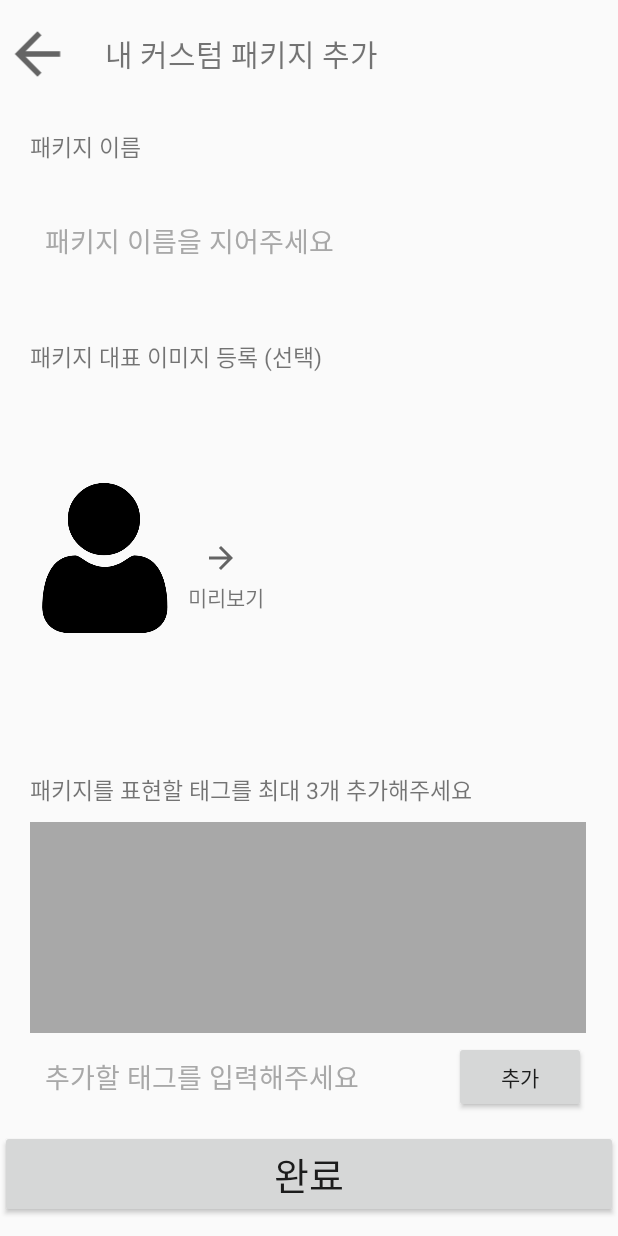
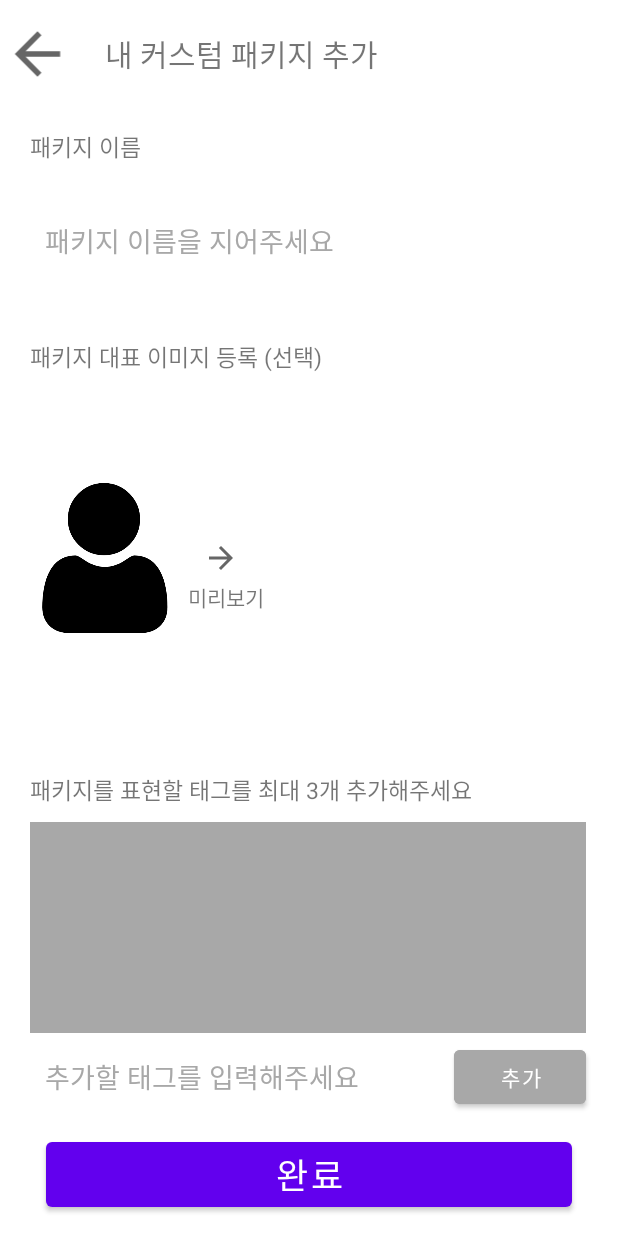
Before and after one commit to https-github-com-inma06/EnglishWordApp, an Android app: the AddNewCustomPackageActivity screen opened directly, with no data from a screen before it, on a phone screen of 412 x 824 dp. Run offline under Robolectric (Android 15) with nearby library versions, the phone set to English and light mode, and no system bars; our stand-ins replace data binding.

Commit message:
새 커스텀 패키지 추가시  검색 될  태그  입력 부분 구현

```diff
--- a/wordsRPG/app/src/main/res/layout/activity_add_new_custom_package.xml
+++ b/wordsRPG/app/src/main/res/layout/activity_add_new_custom_package.xml
@@ -161,7 +161,7 @@
         android:layout_height="wrap_content"
         android:layout_marginStart="20dp"
         android:layout_marginTop="20dp"
-        android:text="패키지를 표현할 태그를 최대 3개 추가해주세요  "
+        android:text="@string/str_add_new_tag_title"
         android:textSize="15sp"
         app:layout_constraintEnd_toEndOf="parent"
         app:layout_constraintHorizontal_bias="0"
@@ -214,6 +214,7 @@
         android:background="@null"
         android:backgroundTint="@color/colorBlack"
         android:ems="10"
+        android:maxLength="10"
         android:hint="@string/str_add_new_tag_hint"
         android:textColorHint="@color/colorGray"
         android:inputType="text"
@@ -230,6 +231,8 @@
         android:id="@+id/btn_add_tag"
         android:layout_width="wrap_content"
         android:layout_height="wrap_content"
+        android:backgroundTint="@color/colorGray"
+        android:onClick="@{thisActivity::addTag}"
         app:layout_constraintHorizontal_bias="1"
         app:layout_constraintEnd_toEndOf="@id/edit_tv_add_new_tag"
         app:layout_constraintTop_toTopOf="@id/edit_tv_add_new_tag"
@@ -245,8 +248,11 @@
         android:layout_width="0dp"
         android:layout_height="wrap_content"
         android:text="@string/str_complete"
-        android:textSize="25sp"
+        android:textSize="23sp"
+        android:textColor="@color/colorWhite"
         android:onClick="@{thisActivity::completeAddNewCustomPackage}"
+        app:layout_constraintWidth_default="percent"
+        app:layout_constraintWidth_percent="0.85"
         app:layout_constraintTop_toBottomOf="@id/guideline3"
         app:layout_constraintBottom_toBottomOf="parent"
         app:layout_constraintEnd_toEndOf="parent"
--- a/wordsRPG/app/src/main/res/values/strings.xml
+++ b/wordsRPG/app/src/main/res/values/strings.xml
@@ -37,6 +37,8 @@
     <string name="str_complete">완료</string>
     <string name="str_add">추가</string>
     <string name="str_tag_size_max">태그는 최대 3개 입니다. </string>
-
+    <string name="str_tag_detect_space">태그는 단어 한개로 구성해주세요</string>
+    <string name="str_tag_no_content">적은 태그 내용이 없습니다.</string>
+    <string name="str_add_new_tag_title">패키지를 표현할 태그를 최대 3개 추가해주세요</string>
 
 </resources>
--- a/wordsRPG/app/src/main/res/values/styles.xml
+++ b/wordsRPG/app/src/main/res/values/styles.xml
@@ -1,6 +1,6 @@
 <resources>
     <!-- Base application theme. -->
-    <style name="AppTheme" parent="Theme.AppCompat.Light.NoActionBar">
+    <style name="AppTheme" parent="Theme.MaterialComponents.Light.NoActionBar">
         <!-- Customize your theme here. -->
         <item name="colorPrimary">@color/colorPrimary</item>
         <item name="colorPrimaryDark">@color/colorPrimaryDark</item>
@@ -14,5 +14,13 @@
         <item name="android:textSize">12sp</item>
     </style>
 
+    <!-- material design chip 형태의 '태그' 뷰 style     -->
+    <style name="tag_view_style" parent="Widget.MaterialComponents.Chip.Choice">
+        <item name="android:checkable">false</item>
+        <item name="closeIconVisible">true</item>
+        <item name="chipBackgroundColor">@color/colorWhite</item>
+        <item name="android:textColor">@color/colorBlack</item>
+    </style>
+
 
 </resources>
```
Also changed, not shown: wordsRPG/app/src/main/java/com/uhavecodingproblem/wordsrpg/ui/activity/AddNewCustomPackageActivity.kt (+82 -3 lines).
